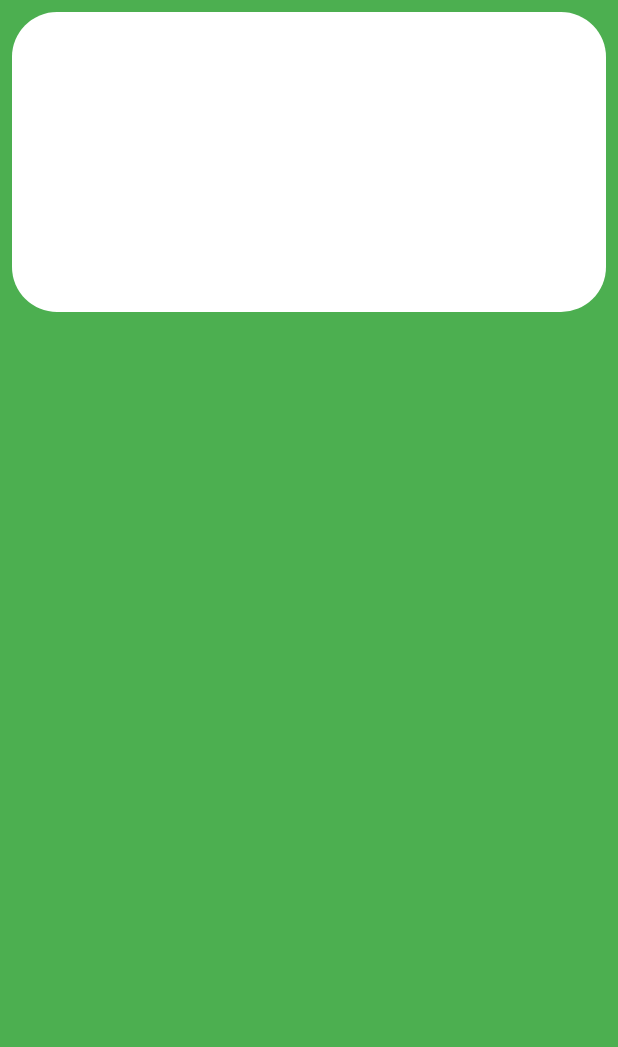
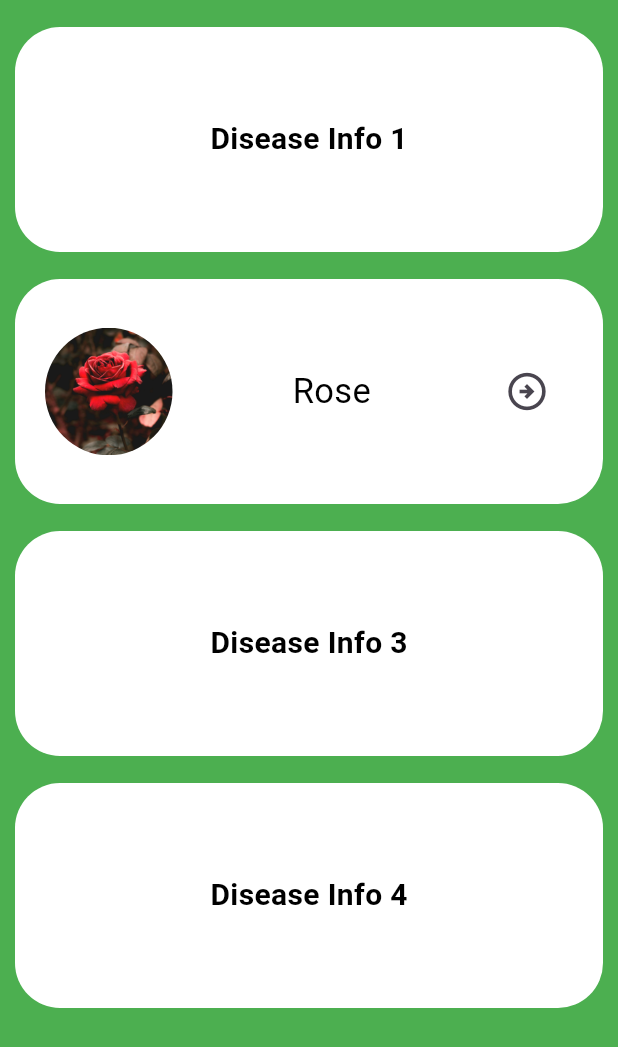
Before and after one commit to DevDad123/TreeCare_Project, a Flutter app: the Diseasescreen screen opened directly, on a phone screen of 412 x 824 dp. Shown: the top 1047 px of the screen. Run offline on Flutter 3.47's test engine with Material 3 defaults, Android fonts, the phone set to English and light mode, and no system bars; our stand-ins replace curved_navigation_bar, flutter_carousel_widget.

Commit message:
Make disease screen

```diff
--- a/lib/Diseasescreen.dart
+++ b/lib/Diseasescreen.dart
@@ -8,14 +8,120 @@ class Diseasescreen extends StatelessWidget {
     return Scaffold(
       backgroundColor: Colors.green,
       body: ListView(
+        physics: const BouncingScrollPhysics(), // Enable scrolling with bounce effect
         children: [
+          // First Container
           Padding(
-            padding: const EdgeInsets.all(8.0),
+            padding: const EdgeInsets.only(top: 18, left: 10, right: 10),
             child: Container(
-              height: 200,
+              height: 150,
               decoration: BoxDecoration(
                 borderRadius: BorderRadius.circular(30),
                 color: Colors.white,
+              ),
+              child: const Center(
+                child: Text(
+                  "Disease Info 1",
+                  style: TextStyle(
+                    fontSize: 20,
+                    fontWeight: FontWeight.bold,
+                    color: Colors.black,
+                  ),
+                ),
+              ),
+            ),
+          ),
+
+          Padding(
+            padding: const EdgeInsets.only(top: 18, left: 10, right: 10),
+            child: Container(
+              height: 150,
+              decoration: BoxDecoration(
+                borderRadius: BorderRadius.circular(30),
+                color: Colors.white,
+              ),
+              child: Row(
+                children: [
+                  Padding(
+                    padding: const EdgeInsets.all(10.0),
+                    child: Padding(
+                      padding: const EdgeInsets.only(left: 10),
+                      child: ClipOval(
+                        child: Image.asset(
+                          "assets/rose.jpg",
+                          fit: BoxFit.cover,
+                          width: 85,
+                          height: 85,
+                        ),
+                      ),
+                    ),
+                  ),
+                  const SizedBox(width: 10),
+                  Padding(
+                    padding: const EdgeInsets.only(left: 60),
+                    child: const Text(
+                      "Rose",
+                      style: TextStyle(
+                        fontSize: 23,
+                        color: Colors.black,
+                      ),
+                    ),
+                  ),
+                  Padding(
+                    padding: const EdgeInsets.only(left: 80),
+                    child: IconButton(
+                      iconSize: 30,
+                      onPressed: () {
+                        print("rose infopage");
+                      },
+                      icon: Icon(Icons.arrow_circle_right_outlined),
+                    ),
+                  ),
+                ],
+              ),
+            ),
+          ),
+
+          // Third Container
+          Padding(
+            padding: const EdgeInsets.only(top: 18, left: 10, right: 10),
+            child: Container(
+              height: 150,
+              decoration: BoxDecoration(
+                borderRadius: BorderRadius.circular(30),
+                color: Colors.white,
+              ),
+              child: const Center(
+                child: Text(
+                  "Disease Info 3",
+                  style: TextStyle(
+                    fontSize: 20,
+                    fontWeight: FontWeight.bold,
+                    color: Colors.black,
+                  ),
+                ),
+              ),
+            ),
+          ),
+
+          // Fourth Container
+          Padding(
+            padding: const EdgeInsets.only(top: 18, left: 10, right: 10),
+            child: Container(
+              height: 150,
+              decoration: BoxDecoration(
+                borderRadius: BorderRadius.circular(30),
+                color: Colors.white,
+              ),
+              child: const Center(
+                child: Text(
+                  "Disease Info 4",
+                  style: TextStyle(
+                    fontSize: 20,
+                    fontWeight: FontWeight.bold,
+                    color: Colors.black,
+                  ),
+                ),
               ),
             ),
           ),
--- a/pubspec.yaml
+++ b/pubspec.yaml
@@ -64,6 +64,7 @@ flutter:
   assets:
     - assets/logo.png
     - assets/avatar.jpg
+    - assets/rose.jpg
 
   # An image asset can refer to one or more resolution-specific "variants", see
   # https://flutter.dev/to/resolution-aware-images
```
Also changed, not shown: assets/rose.jpg (added).
